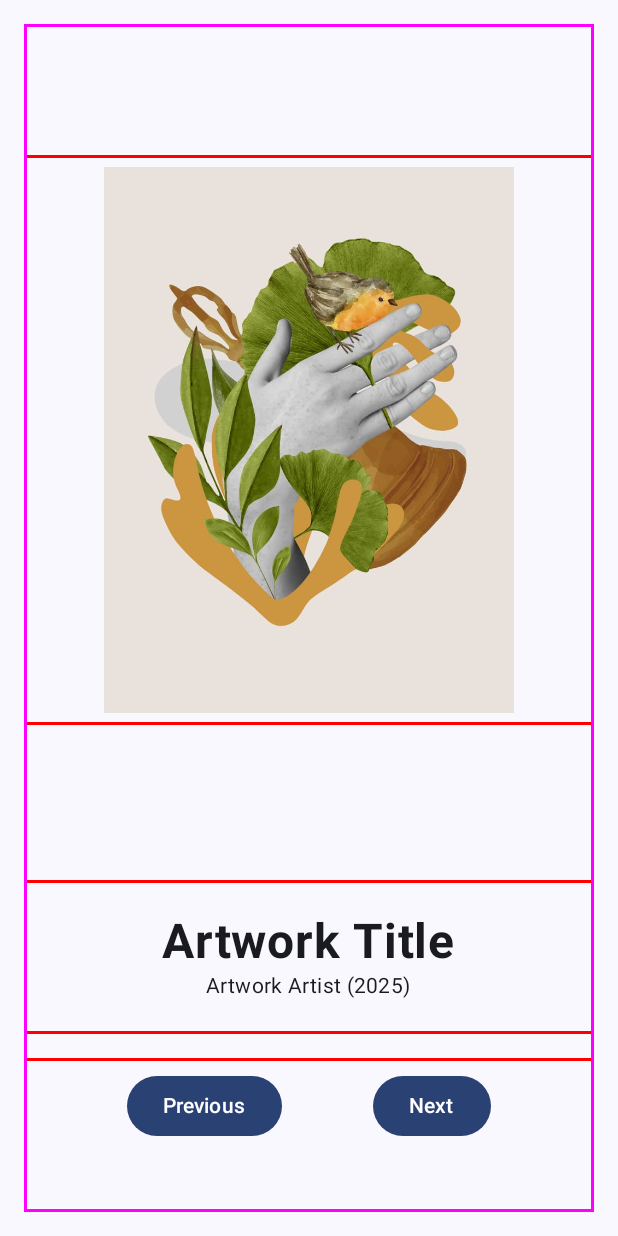
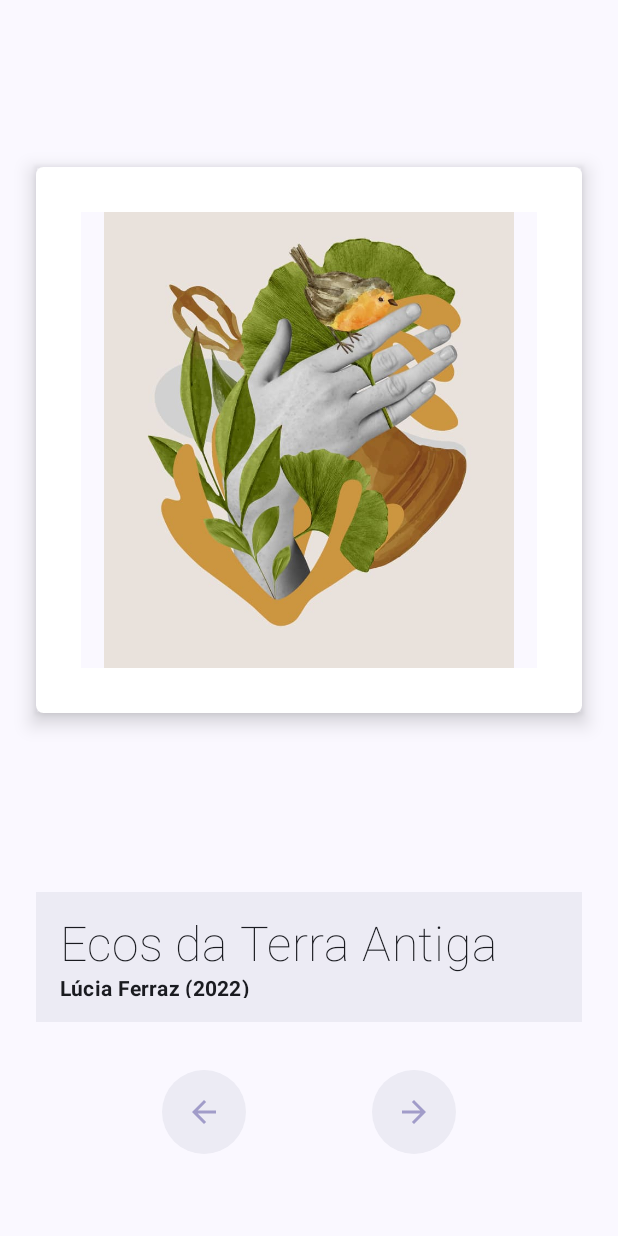
Before and after one commit to vitorsoftwaredeveloper/ArtGallery, an Android app built with Jetpack Compose: the screen it shows after launch (MainActivity), on a phone screen of 412 x 824 dp. Run offline under Robolectric (Android 15) with nearby library versions, the phone set to English and light mode, and no system bars.

Commit message:
feat: implements final result

```diff
--- a/app/src/main/java/com/example/artgallery/MainActivity.kt
+++ b/app/src/main/java/com/example/artgallery/MainActivity.kt
@@ -1,36 +1,45 @@
 package com.example.artgallery
 
 import android.annotation.SuppressLint
-import android.graphics.fonts.FontStyle
 import android.os.Bundle
 import androidx.activity.ComponentActivity
 import androidx.activity.compose.setContent
 import androidx.activity.enableEdgeToEdge
 import androidx.compose.foundation.Image
+import androidx.compose.foundation.background
 import androidx.compose.foundation.border
 import androidx.compose.foundation.layout.Arrangement
 import androidx.compose.foundation.layout.Box
 import androidx.compose.foundation.layout.Column
 import androidx.compose.foundation.layout.Row
-import androidx.compose.foundation.layout.Spacer
 import androidx.compose.foundation.layout.aspectRatio
-import androidx.compose.foundation.layout.fillMaxHeight
 import androidx.compose.foundation.layout.fillMaxSize
 import androidx.compose.foundation.layout.fillMaxWidth
-import androidx.compose.foundation.layout.height
 import androidx.compose.foundation.layout.padding
-import androidx.compose.foundation.layout.width
-import androidx.compose.material3.Button
+import androidx.compose.foundation.layout.size
+import androidx.compose.foundation.shape.CircleShape
+import androidx.compose.foundation.shape.RoundedCornerShape
+import androidx.compose.material.icons.Icons
+import androidx.compose.material.icons.filled.ArrowBack
+import androidx.compose.material.icons.filled.ArrowForward
+import androidx.compose.material3.Icon
+import androidx.compose.material3.IconButton
 import androidx.compose.material3.MaterialTheme
 import androidx.compose.material3.Scaffold
 import androidx.compose.material3.Text
 import androidx.compose.runtime.Composable
+import androidx.compose.runtime.getValue
+import androidx.compose.runtime.mutableStateOf
+import androidx.compose.runtime.remember
+import androidx.compose.runtime.setValue
 import androidx.compose.ui.Alignment
 import androidx.compose.ui.Modifier
+import androidx.compose.ui.draw.clip
+import androidx.compose.ui.draw.shadow
 import androidx.compose.ui.graphics.Color
-import androidx.compose.ui.graphics.painter.Painter
 import androidx.compose.ui.layout.ContentScale
 import androidx.compose.ui.res.painterResource
+import androidx.compose.ui.res.stringResource
 import androidx.compose.ui.text.font.FontWeight
 import androidx.compose.ui.tooling.preview.Preview
 import androidx.compose.ui.unit.dp
@@ -56,68 +65,121 @@ class MainActivity : ComponentActivity() {
 
 @Composable
 fun Showing(modifier: Modifier = Modifier) {
+    var countImage by remember { mutableStateOf(1) }
+    val galleryImage = when (countImage) {
+        1 -> R.drawable._149848100
+        2 -> R.drawable._149848101
+        3 -> R.drawable._149848105
+        4 -> R.drawable._149848106
+        else -> R.drawable._149848109
+    }
+
+    val nameImage = when(countImage){
+        1 -> R.string.lucia_ferraz
+        2 -> R.string.eduardo_vilar
+        3 -> R.string.clara_mendonca
+        4 -> R.string.rafael_tavares
+        else -> R.string.sofia_nogueira
+    }
+
+    val descriptionImage = when(countImage){
+        1 -> R.string.lucia_ferraz_ds
+        2 -> R.string.eduardo_vilar_ds
+        3 -> R.string.clara_mendonca_ds
+        4 -> R.string.rafael_tavares_ds
+        else -> R.string.sofia_nogueira_ds
+    }
+
     Column(
         modifier = Modifier
             .fillMaxSize()
             .padding(16.dp)
-            .border(2.dp, Color.Magenta)
     ) {
         Box(
             modifier = Modifier
                 .fillMaxWidth()
                 .aspectRatio(1f)
-                .border(2.dp, Color.Red)
                 .padding(8.dp)
                 .weight(0.7f)
+                .shadow(elevation = 8.dp)
+                .clip(RoundedCornerShape(5.dp))
         ) {
             Image(
-                painter = painterResource(R.drawable._149848100),
+                painter = painterResource(galleryImage),
                 contentDescription = null,
                 contentScale = ContentScale.Fit,
-                modifier = Modifier.fillMaxSize()
+                modifier = Modifier
+                    .fillMaxSize()
+                    .border(30.dp, Color.White)
             )
         }
 
-//        Spacer(modifier = Modifier.height(8.dp))
-
         Column(
-            verticalArrangement = Arrangement.Center,
-            horizontalAlignment = Alignment.CenterHorizontally,
+            horizontalAlignment = Alignment.Start,
             modifier = Modifier
                 .fillMaxWidth()
                 .weight(0.15f)
                 .padding(top = 16.dp)
-                .border(2.dp, Color.Red)
-                .padding(8.dp),
+                .padding(8.dp)
+                .background(Color.hsl(247f, 0.29f, 0.94f))
 
-            ) {
+        ) {
             Text(
-                text = "Artwork Title",
+                text = stringResource(nameImage),
                 fontSize = 32.sp,
-                fontWeight = FontWeight.Bold
+                fontWeight = FontWeight.Thin,
+                modifier = Modifier.padding(16.dp, 16.dp, 0.dp, 0.dp)
+
             )
             Text(
-                text = "Artwork Artist (2025)",
+                text = stringResource(descriptionImage),
                 style = MaterialTheme.typography.bodyMedium,
+                fontWeight = FontWeight.Bold,
+                modifier = Modifier.padding(16.dp, 0.dp, 0.dp, 16.dp)
             )
         }
-
-//        Spacer(modifier = Modifier.height(4.dp))
 
         Row(
             modifier = Modifier
                 .fillMaxWidth()
                 .weight(0.15f)
                 .padding(top = 16.dp)
-                .border(2.dp, Color.Red)
                 .padding(8.dp),
             horizontalArrangement = Arrangement.SpaceEvenly
         ) {
-            Button(onClick = { /* TODO: Ação do botão Previous */ }) {
-                Text("Previous")
+            IconButton(
+                modifier = Modifier
+                    .size(56.dp)
+                    .background(Color.hsl(247f, 0.29f, 0.94f), shape = CircleShape),
+                onClick = {
+                    if (countImage == 1) {
+                        countImage = 5
+                    } else {
+                        countImage--
+                    }
+                }) {
+                Icon(
+                    imageVector = Icons.Filled.ArrowBack,
+                    contentDescription = "Previous Image",
+                    tint = Color.hsl(247f, 0.29f, 0.7f)
+                )
             }
-            Button(onClick = { /* TODO: Ação do botão Next */ }) {
-                Text("Next")
+            IconButton(
+                modifier = Modifier
+                    .size(56.dp)
+                    .background(Color.hsl(247f, 0.29f, 0.94f), shape = CircleShape),
+                onClick = {
+                    if (countImage == 5) {
+                        countImage = 1
+                    } else {
+                        countImage += 1
+                    }
+                }) {
+                Icon(
+                    imageVector = Icons.Filled.ArrowForward,
+                    contentDescription = "Next image",
+                    tint = Color.hsl(247f, 0.29f, 0.7f)
+                )
             }
         }
     }
--- a/app/src/main/res/values/strings.xml
+++ b/app/src/main/res/values/strings.xml
@@ -1,3 +1,14 @@
 <resources>
     <string name="app_name">Art Gallery</string>
+    <string name="clara_mendonca">"Amanhecer Infinito"</string>
+    <string name="eduardo_vilar">"Fragmentos de Silêncio"</string>
+    <string name="sofia_nogueira">"Geometria do Vento"</string>
+    <string name="rafael_tavares">"Memória Líquida"</string>
+    <string name="lucia_ferraz">"Ecos da Terra Antiga"</string>
+
+    <string name="clara_mendonca_ds">Clara Mendonça (2021)</string>
+    <string name="eduardo_vilar_ds">Eduardo Vilar (2017)</string>
+    <string name="sofia_nogueira_ds">Sofia Nogueira (2020)</string>
+    <string name="rafael_tavares_ds">Rafael Tavares (2019)</string>
+    <string name="lucia_ferraz_ds">Lúcia Ferraz (2022)</string>
 </resources>
```
